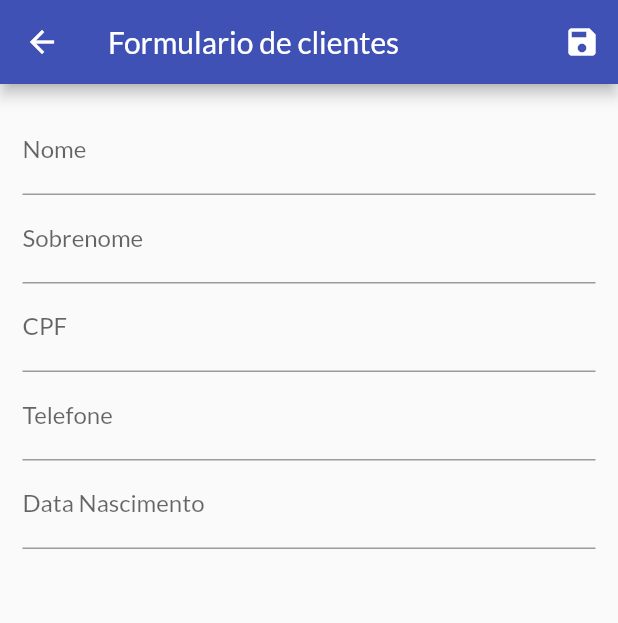
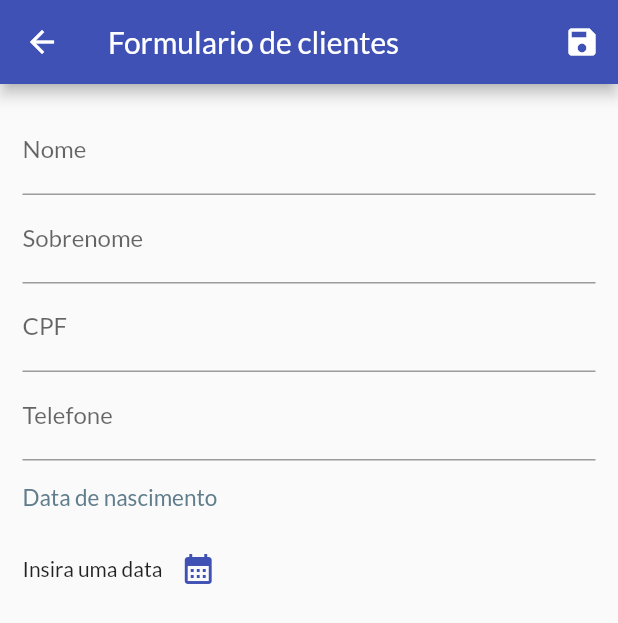
Before and after one commit to avelar42/SAGOS_FLUTTER, a Flutter app: the CustomerFormScreen screen opened by its route, on a phone screen of 412 x 824 dp. Shown: the top 623 px of the screen. Run offline on Flutter 3.47's test engine with Material 2 defaults, Android fonts, the phone set to English and light mode, and no system bars.

```diff
--- a/lib/service/customer_service.dart
+++ b/lib/service/customer_service.dart
@@ -37,7 +37,8 @@ class CustomerService {
                   "sobrenome": customerData.sobrenome,
                   "CPF": customerData.cpf,
                   "telefone": customerData.telefone,
-                  //"dataNascimento": customerData.dataNascimento
+                  "dataNascimento":
+                      customerData.dataNascimento.toIso8601String()
                 }));
         final id = jsonDecode(response.body)['name'];
         return id;
--- a/lib/views/customerform_screen.dart
+++ b/lib/views/customerform_screen.dart
@@ -1,4 +1,5 @@
 import 'package:flutter/material.dart';
+import 'package:intl/intl.dart';
 import 'package:sagos_mobile/view_models/customer_view_model.dart';
 import 'package:provider/provider.dart';
 
@@ -12,14 +13,34 @@ class CustomerFormScreen extends StatefulWidget {
 class _CustomerFormScreenState extends State<CustomerFormScreen> {
   final _formKey = GlobalKey<FormState>();
   final _formData = Map<String, Object>();
+  DateTime? pickedDate = null;
 
   //TO DO: IMPLEMENT PROVIDER HERE
   Future<void> _submitForm() async {
     _formKey.currentState?.save();
+
+    if (pickedDate != null) {
+      _formData['dataNascimento'] = pickedDate.toString();
+    }
     await Provider.of<CustomerViewModel>(context, listen: false)
         .saveCustomer(_formData);
     print(_formData);
     Navigator.of(context).pop();
+  }
+
+  _showDatePicker() async {
+    var pickedDateForm = await showDatePicker(
+        context: context,
+        initialDate: DateTime.now(),
+        firstDate: DateTime(1940),
+        lastDate: DateTime.now());
+    if (pickedDateForm == null) {
+      return null;
+    }
+    setState(() {
+      _formData['dataNascimento'] = pickedDateForm;
+      pickedDate = pickedDateForm;
+    });
   }
 
   @override
@@ -40,26 +61,55 @@ class _CustomerFormScreenState extends State<CustomerFormScreen> {
                       TextFormField(
                         decoration: InputDecoration(labelText: 'Nome'),
                         onSaved: (name) => _formData['nome'] = name ?? '',
+                        textInputAction: TextInputAction.next,
                       ),
                       TextFormField(
                         decoration: InputDecoration(labelText: 'Sobrenome'),
                         onSaved: (lastname) =>
                             _formData['sobrenome'] = lastname ?? '',
+                        textInputAction: TextInputAction.next,
                       ),
                       TextFormField(
                         decoration: InputDecoration(labelText: 'CPF'),
                         onSaved: (cpf) => _formData['CPF'] = cpf ?? '',
+                        keyboardType: TextInputType.number,
                       ),
                       TextFormField(
                         decoration: InputDecoration(labelText: 'Telefone'),
                         onSaved: (phone) => _formData['telefone'] = phone ?? '',
+                        keyboardType: TextInputType.phone,
                       ),
-                      TextFormField(
-                        decoration:
-                            InputDecoration(labelText: 'Data Nascimento'),
-                        onSaved: (birth) =>
-                            _formData['dataNascimento'] = DateTime.now() ?? '',
+                      Padding(
+                        padding: const EdgeInsets.only(
+                            left: 0, right: 0, top: 15, bottom: 15),
+                        child: Text(
+                          'Data de nascimento',
+                          style:
+                              TextStyle(fontSize: 15, color: Colors.blueGrey),
+                        ),
+                      ),
+                      Container(
+                        child: Row(
+                          children: [
+                            Text(_formData['dataNascimento'] == null
+                                ? 'Insira uma data'
+                                : DateFormat('d/M/y').format(
+                                    _formData['dataNascimento'] as DateTime)),
+                            IconButton(
+                              onPressed: _showDatePicker,
+                              icon: Icon(Icons.calendar_month),
+                              color: Theme.of(context).primaryColor,
+                            )
+                          ],
+                        ),
                       )
+
+                      // TextFormField(
+                      //   decoration:
+                      //       InputDecoration(labelText: 'Data Nascimento'),
+                      //   onSaved: (birth) =>
+                      //       _formData['dataNascimento'] = DateTime.now() ?? '',
+                      // )
                     ],
                   )),
             ),
```
Also changed, not shown: lib/view_models/customer_view_model.dart (+4 -3 lines).
